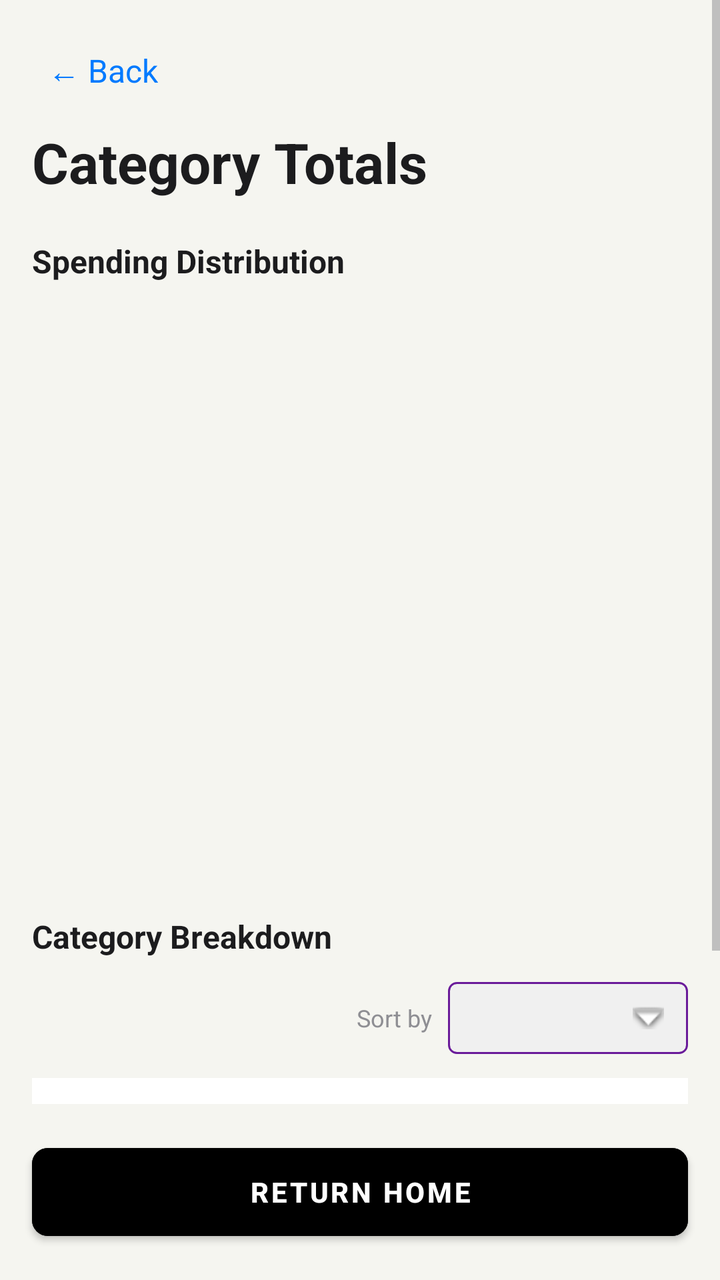
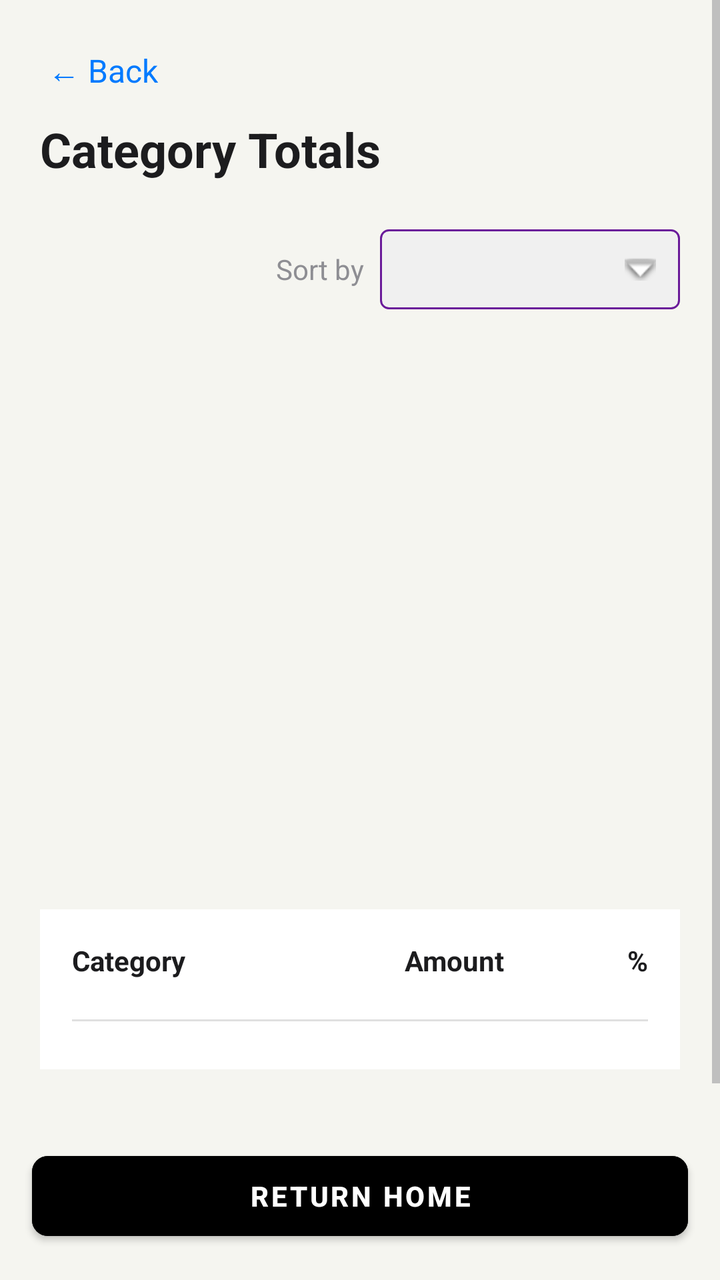

Compare the two renders of this Android layout. The source of the first and the diff that turns it into the second are given below.
<!-- AndroidManifest.xml: application theme Theme.HarmonieBudget -->
<!-- res/layout/activity_category_total.xml -->
<?xml version="1.0" encoding="utf-8"?>
<LinearLayout
    xmlns:android="http://schemas.android.com/apk/res/android"
    android:layout_width="match_parent"
    android:layout_height="match_parent"
    android:orientation="vertical"
    android:background="@color/background_light">

    <ScrollView
        android:layout_width="match_parent"
        android:layout_height="0dp"
        android:layout_weight="1"
        android:fillViewport="true"
        android:scrollbars="vertical">

        <LinearLayout
            android:layout_width="match_parent"
            android:layout_height="wrap_content"
            android:orientation="vertical"
            android:padding="16dp"
            android:paddingTop="12dp"
            android:paddingBottom="24dp">

            
            <TextView
                android:id="@+id/iv_back_arrow"
                android:layout_width="wrap_content"
                android:layout_height="wrap_content"
                android:text="@string/back_arrow"
                android:textSize="16sp"
                android:textColor="@color/accent_blue"
                android:padding="8dp"
                android:layout_marginBottom="8dp"
                android:clickable="true"
                android:focusable="true"
                android:contentDescription="@string/back_navigation_description" />

            
            <TextView
                android:id="@+id/tv_title"
                android:layout_width="wrap_content"
                android:layout_height="wrap_content"
                android:text="@string/category_totals_title"
                android:textColor="@color/text_primary_light"
                android:textSize="28sp"
                android:textStyle="bold"
                android:layout_marginBottom="20dp" />

            
            <TextView
                android:layout_width="wrap_content"
                android:layout_height="wrap_content"
                android:text="@string/spending_distribution"
                android:textSize="16sp"
                android:textStyle="bold"
                android:textColor="@color/text_primary_light"
                android:layout_marginBottom="12dp" />

            <FrameLayout
                android:id="@+id/pie_container"
                android:layout_width="match_parent"
                android:layout_height="280dp"
                android:layout_marginBottom="16dp" />

            
            <TextView
                android:layout_width="wrap_content"
                android:layout_height="wrap_content"
                android:text="@string/category_breakdown"
                android:textSize="16sp"
                android:textStyle="bold"
                android:textColor="@color/text_primary_light"
                android:layout_marginBottom="12dp"
                android:layout_marginTop="8dp" />

            
            <LinearLayout
                android:layout_width="match_parent"
                android:layout_height="wrap_content"
                android:orientation="horizontal"
                android:layout_marginBottom="12dp"
                android:gravity="end">

                <TextView
                    android:layout_width="wrap_content"
                    android:layout_height="wrap_content"
                    android:text="@string/sort_by"
                    android:textSize="12sp"
                    android:textColor="@color/text_secondary_light"
                    android:layout_marginEnd="8dp"
                    android:layout_gravity="center_vertical" />

                <Spinner
                    android:id="@+id/spinner_sort"
                    android:layout_width="120dp"
                    android:layout_height="36dp"
                    android:background="@drawable/spinner_dropdown_background"
                    android:paddingStart="8dp"
                    android:paddingEnd="8dp" />

            </LinearLayout>

            
            <LinearLayout
                android:layout_width="match_parent"
                android:layout_height="wrap_content"
                android:orientation="vertical"
                android:background="@color/surface_light"
                android:padding="12dp"
                android:layout_marginBottom="16dp">

                
                <LinearLayout
                    android:layout_width="match_parent"
                    android:layout_height="wrap_content"
                    android:orientation="horizontal"
                    android:paddingBottom="10dp"
                    android:layout_marginBottom="8dp">

                    <TextView
                        android:id="@+id/header_category"
                        android:layout_width="0dp"
                        android:layout_height="wrap_content"
                        android:layout_weight="2"
                        android:text="@string/table_header_category"
                        android:textSize="14sp"
                        android:textStyle="bold"
                        android:textColor="@color/text_primary_light"
                        android:clickable="true"
                        android:focusable="true"
                        android:contentDescription="@string/sort_by_category" />

                    <TextView
                        android:id="@+id/header_amount"
                        android:layout_width="0dp"
                        android:layout_height="wrap_content"
                        android:layout_weight="1"
                        android:text="@string/table_header_amount"
                        android:textSize="14sp"
                        android:textStyle="bold"
                        android:textColor="@color/text_primary_light"
                        android:gravity="end"
                        android:clickable="true"
                        android:focusable="true"
                        android:contentDescription="@string/sort_by_amount" />

                    <TextView
                        android:id="@+id/header_percentage"
                        android:layout_width="0dp"
                        android:layout_height="wrap_content"
                        android:layout_weight="1"
                        android:text="@string/table_header_percentage"
                        android:textSize="14sp"
                        android:textStyle="bold"
                        android:textColor="@color/text_primary_light"
                        android:gravity="end"
                        android:clickable="true"
                        android:focusable="true"
                        android:contentDescription="@string/sort_by_percentage" />

                </LinearLayout>

                
                <View
                    android:layout_width="match_parent"
                    android:layout_height="1dp"
                    android:background="@color/border_light"
                    android:layout_marginBottom="8dp" />

                
                <LinearLayout
                    android:id="@+id/table_rows_container"
                    android:layout_width="match_parent"
                    android:layout_height="wrap_content"
                    android:orientation="vertical" />

            </LinearLayout>

        </LinearLayout>
    </ScrollView>

    
    <Button
        android:id="@+id/btn_return_home"
        style="@style/StandardButton"
        android:layout_width="match_parent"
        android:layout_height="56dp"
        android:layout_margin="16dp"
        android:text="@string/return_home" />

</LinearLayout>
<!-- resources referenced by this layout -->
<resources>
  <color name="accent_blue">#007AFF</color>
  <color name="background_light">#F5F5F0</color>
  <color name="border_light">#E0E0E0</color>
  <color name="surface_light">#FFFFFF</color>
  <color name="text_primary_light">#1C1C1E</color>
  <color name="text_secondary_light">#8E8E93</color>
  <!-- drawable spinner_dropdown_background (drawable) -->
  <?xml version="1.0" encoding="utf-8"?>
  <layer-list xmlns:android="http://schemas.android.com/apk/res/android">
      
      <item>
          <shape android:shape="rectangle">
              <solid android:color="#F0F0F0" />
              <corners android:radius="4dp" />
              <stroke android:width="1dp" android:color="#6A1B9A" />
          </shape>
      </item>
      
      <item
          android:drawable="@android:drawable/arrow_down_float"
          android:gravity="center_vertical|end"
          android:right="12dp" />
  </layer-list>
  <string name="back_arrow">← Back</string>
  <string name="back_navigation_description">Navigate back to previous screen</string>
  <string name="category_breakdown">Category Breakdown</string>
  <string name="category_totals_title">Category Totals</string>
  <string name="return_home">Return Home</string>
  <string name="sort_by">Sort by</string>
  <string name="sort_by_amount">Sort table by amount</string>
  <string name="sort_by_category">Sort table by category name</string>
  <string name="sort_by_percentage">Sort table by percentage</string>
  <string name="spending_distribution">Spending Distribution</string>
  <string name="table_header_amount">Amount</string>
  <string name="table_header_category">Category</string>
  <string name="table_header_percentage">%</string>
  <style name="StandardButton" parent="Widget.MaterialComponents.Button">
          <item name="android:backgroundTint">@color/button_background_standard</item>
          <item name="android:textColor">@color/button_text_standard</item>
          <item name="android:textSize">14sp</item>
          <item name="android:textStyle">bold</item>
          <item name="android:minHeight">48dp</item>
          <item name="android:minWidth">0dp</item>
          <item name="android:paddingStart">16dp</item>
          <item name="android:paddingEnd">16dp</item>
          <item name="cornerRadius">8dp</item>
      </style>
  <style name="Theme.HarmonieBudget" parent="Theme.MaterialComponents.DayNight.NoActionBar">
  
          <item name="colorPrimary">@color/purple_500</item>
          <item name="colorPrimaryVariant">@color/purple_700</item>
          <item name="colorSecondary">@color/teal_200</item>
  
          <item name="android:windowBackground">@color/background_light</item>
  
          
          <item name="android:textColor">@color/text_primary_light</item>
          <item name="android:textColorPrimary">@color/text_primary_light</item>
          <item name="android:textColorSecondary">@color/text_secondary_light</item>
          <item name="android:textColorHint">@color/text_hint_light</item>
  
          <item name="colorControlNormal">@color/text_secondary_light</item>
          <item name="colorControlActivated">@color/accent_blue</item>
          <item name="colorButtonNormal">@color/button_background_standard</item>
  
          <item name="cardViewStyle">@style/CardViewLight</item>
  
      </style>
  <color name="button_background_standard">#000000</color>
  <color name="button_text_standard">#FFFFFF</color>
  <color name="purple_500">#FF6200EE</color>
  <color name="purple_700">#FF3700B3</color>
  <color name="teal_200">#FF03DAC5</color>
  <color name="text_hint_light">#C7C7CC</color>
  <style name="CardViewLight" parent="CardView">
          <item name="cardBackgroundColor">@color/surface_light</item>
          <item name="cardElevation">1dp</item>
          <item name="cardCornerRadius">12dp</item>
      </style>
</resources>

<!-- the commit's change to res/layout/activity_category_total.xml (unified diff, before → after) -->
@@ -17,8 +17,8 @@
             android:layout_width="match_parent"
             android:layout_height="wrap_content"
             android:orientation="vertical"
-            android:padding="16dp"
-            android:paddingTop="12dp"
+            android:padding="20dp"
+            android:paddingTop="16dp"
             android:paddingBottom="24dp">
 
             
@@ -29,7 +29,7 @@
                 android:text="@string/back_arrow"
                 android:textSize="16sp"
                 android:textColor="@color/accent_blue"
-                android:padding="8dp"
+                android:padding="4dp"
                 android:layout_marginBottom="8dp"
                 android:clickable="true"
                 android:focusable="true"
@@ -42,63 +42,42 @@
                 android:layout_height="wrap_content"
                 android:text="@string/category_totals_title"
                 android:textColor="@color/text_primary_light"
-                android:textSize="28sp"
+                android:textSize="24sp"
                 android:textStyle="bold"
-                android:layout_marginBottom="20dp" />
-
-            
-            <TextView
-                android:layout_width="wrap_content"
-                android:layout_height="wrap_content"
-                android:text="@string/spending_distribution"
-                android:textSize="16sp"
-                android:textStyle="bold"
-                android:textColor="@color/text_primary_light"
-                android:layout_marginBottom="12dp" />
-
-            <FrameLayout
-                android:id="@+id/pie_container"
-                android:layout_width="match_parent"
-                android:layout_height="280dp"
-                android:layout_marginBottom="16dp" />
-
-            
-            <TextView
-                android:layout_width="wrap_content"
-                android:layout_height="wrap_content"
-                android:text="@string/category_breakdown"
-                android:textSize="16sp"
-                android:textStyle="bold"
-                android:textColor="@color/text_primary_light"
-                android:layout_marginBottom="12dp"
-                android:layout_marginTop="8dp" />
+                android:layout_marginBottom="24dp" />
 
             
             <LinearLayout
                 android:layout_width="match_parent"
                 android:layout_height="wrap_content"
                 android:orientation="horizontal"
-                android:layout_marginBottom="12dp"
-                android:gravity="end">
+                android:gravity="end"
+                android:layout_marginBottom="16dp">
 
                 <TextView
                     android:layout_width="wrap_content"
                     android:layout_height="wrap_content"
                     android:text="@string/sort_by"
-                    android:textSize="12sp"
+                    android:textSize="14sp"
                     android:textColor="@color/text_secondary_light"
                     android:layout_marginEnd="8dp"
                     android:layout_gravity="center_vertical" />
 
                 <Spinner
                     android:id="@+id/spinner_sort"
-                    android:layout_width="120dp"
-                    android:layout_height="36dp"
-                    android:background="@drawable/spinner_dropdown_background"
-                    android:paddingStart="8dp"
-                    android:paddingEnd="8dp" />
+                    android:layout_width="wrap_content"
+                    android:layout_height="40dp"
+                    android:minWidth="150dp"
+                    android:background="@drawable/spinner_dropdown_background" />
 
             </LinearLayout>
+
+            
+            <FrameLayout
+                android:id="@+id/pie_container"
+                android:layout_width="match_parent"
+                android:layout_height="260dp"
+                android:layout_marginBottom="24dp" />
 
             
             <LinearLayout
@@ -106,7 +85,7 @@
                 android:layout_height="wrap_content"
                 android:orientation="vertical"
                 android:background="@color/surface_light"
-                android:padding="12dp"
+                android:padding="16dp"
                 android:layout_marginBottom="16dp">
 
                 
@@ -114,7 +93,7 @@
                     android:layout_width="match_parent"
                     android:layout_height="wrap_content"
                     android:orientation="horizontal"
-                    android:paddingBottom="10dp"
+                    android:paddingBottom="12dp"
                     android:layout_marginBottom="8dp">
 
                     <TextView
@@ -184,7 +163,7 @@
         android:id="@+id/btn_return_home"
         style="@style/StandardButton"
         android:layout_width="match_parent"
-        android:layout_height="56dp"
+        android:layout_height="52dp"
         android:layout_margin="16dp"
         android:text="@string/return_home" />
 
<!-- resource entries referenced after the edit -->
@@ -25,14 +25,12 @@
   </layer-list>
   <string name="back_arrow">← Back</string>
   <string name="back_navigation_description">Navigate back to previous screen</string>
-  <string name="category_breakdown">Category Breakdown</string>
   <string name="category_totals_title">Category Totals</string>
   <string name="return_home">Return Home</string>
   <string name="sort_by">Sort by</string>
   <string name="sort_by_amount">Sort table by amount</string>
   <string name="sort_by_category">Sort table by category name</string>
   <string name="sort_by_percentage">Sort table by percentage</string>
-  <string name="spending_distribution">Spending Distribution</string>
   <string name="table_header_amount">Amount</string>
   <string name="table_header_category">Category</string>
   <string name="table_header_percentage">%</string>
